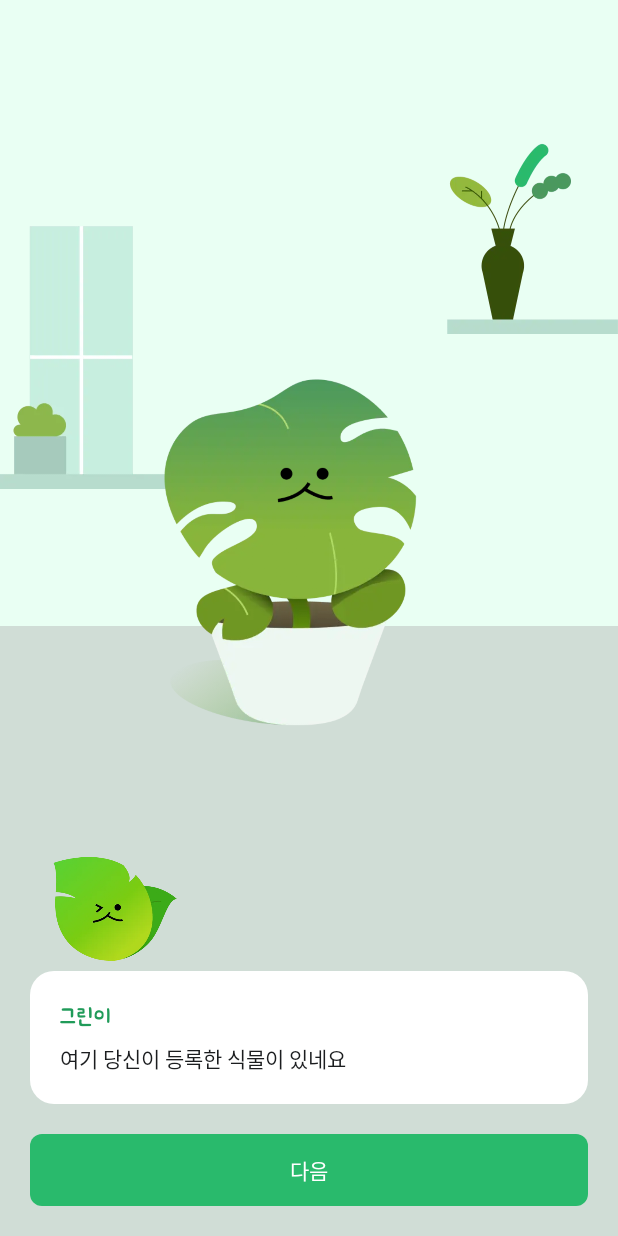
After one commit to Greener-GreenRoom/GreenRoom-Android, an Android app: the TutorialFragment screen opened through its navigation route, on a phone screen of 412 x 824 dp. The commit adds this screen. Run offline under Robolectric (Android 15) with nearby library versions, the phone set to English and light mode, and no system bars; our stand-ins replace data binding.

Commit message:
feature: 튜토리얼 View 및 기능 개발
튜토리얼의 view와 사용자 입력에 대한 처리 개발

Todo:
- 이미지 사이즈 및 비율 조절
- 애니메이션 적용

```diff
--- a/data/src/main/java/com/greener/data/interceptor/AuthInterceptor.kt
+++ b/data/src/main/java/com/greener/data/interceptor/AuthInterceptor.kt
@@ -1,5 +1,6 @@
 package com.greener.data.interceptor
 
+import android.util.Log
 import com.greener.data.source.local.AuthDataSource
 import kotlinx.coroutines.flow.firstOrNull
 import kotlinx.coroutines.runBlocking
--- a/presentation/src/main/AndroidManifest.xml
+++ b/presentation/src/main/AndroidManifest.xml
@@ -33,6 +33,10 @@
             android:name=".ui.main.MainActivity"
             android:exported="false">
         </activity>
+        <activity android:name=".ui.tutorial.TutorialActivity"
+            android:exported="false"
+            android:windowSoftInputMode="adjustResize">
+        </activity>
     </application>
 
 </manifest>
--- a/presentation/src/main/java/com/greener/presentation/ui/community/register/CommunityRegisterPlantFragment.kt
+++ b/presentation/src/main/java/com/greener/presentation/ui/community/register/CommunityRegisterPlantFragment.kt
@@ -12,9 +12,11 @@ import com.greener.presentation.R
 import com.greener.presentation.databinding.FragmentCommunityRegisterPlantBinding
 import com.greener.presentation.ui.base.BaseFragment
 import com.greener.presentation.util.ImageModalBottomSheet
+import dagger.hilt.android.AndroidEntryPoint
 import kotlinx.coroutines.launch
 import javax.inject.Inject
 
+@AndroidEntryPoint
 class CommunityRegisterPlantFragment : BaseFragment<FragmentCommunityRegisterPlantBinding>(
     FragmentCommunityRegisterPlantBinding::inflate
 ) {
--- a/presentation/src/main/java/com/greener/presentation/ui/community/register/CommunityRegisterPlantViewModel.kt
+++ b/presentation/src/main/java/com/greener/presentation/ui/community/register/CommunityRegisterPlantViewModel.kt
@@ -11,7 +11,6 @@ import kotlinx.coroutines.flow.StateFlow
 import kotlinx.coroutines.flow.update
 import kotlinx.coroutines.launch
 
-@HiltViewModel
 class CommunityRegisterPlantViewModel : ViewModel() {
 
     private val _plantImage = MutableStateFlow<String?>(BLANK)
--- /dev/null
+++ b/presentation/src/main/java/com/greener/presentation/ui/tutorial/TutorialActivity.kt
@@ -0,0 +1,8 @@
+package com.greener.presentation.ui.tutorial
+
+import com.greener.presentation.databinding.ActivityTutorialBinding
+import com.greener.presentation.ui.base.BaseActivity
+
+class TutorialActivity : BaseActivity<ActivityTutorialBinding>(
+    ActivityTutorialBinding::inflate
+)
--- /dev/null
+++ b/presentation/src/main/java/com/greener/presentation/ui/tutorial/TutorialStartFragment.kt
@@ -0,0 +1,49 @@
+package com.greener.presentation.ui.tutorial
+
+import android.content.Intent
+import android.graphics.Paint
+import android.os.Bundle
+import android.view.View
+import androidx.navigation.fragment.findNavController
+import com.greener.presentation.R
+import com.greener.presentation.databinding.FragmentTutorialStartBinding
+import com.greener.presentation.ui.base.BaseFragment
+import com.greener.presentation.ui.main.MainActivity
+import com.greener.presentation.ui.mypage.main.LogoutDialog
+
+class TutorialStartFragment : BaseFragment<FragmentTutorialStartBinding>(
+    FragmentTutorialStartBinding::inflate
+) {
+
+    override fun onViewCreated(view: View, savedInstanceState: Bundle?) {
+        super.onViewCreated(view, savedInstanceState)
+        binding.tvTutorialStartSkip.paintFlags = Paint.UNDERLINE_TEXT_FLAG
+    }
+
+    override fun initListener() {
+        binding.btnTutorialStart.setOnClickListener {
+            findNavController().navigate(R.id.action_tutorialStartFragment_to_tutorialFragment)
+        }
+        binding.tvTutorialStartSkip.setOnClickListener {
+            showSkipDialog()
+        }
+    }
+
+    private fun showSkipDialog() {
+        val dialog = SkipDialog(requireActivity())
+
+        dialog.setItemClickListener(object : SkipDialog.ClickListener {
+            override fun onClick() {
+                moveToMainActivity()
+            }
+        })
+        dialog.show()
+    }
+
+    private fun moveToMainActivity() {
+        val intent = Intent(requireActivity(), MainActivity::class.java)
+        startActivity(intent)
+        activity?.finish()
+    }
+
+}
--- /dev/null
+++ b/presentation/src/main/java/com/greener/presentation/ui/tutorial/TutorialViewModel.kt
@@ -0,0 +1,16 @@
+package com.greener.presentation.ui.tutorial
+
+import androidx.lifecycle.ViewModel
+import kotlinx.coroutines.flow.MutableStateFlow
+import kotlinx.coroutines.flow.StateFlow
+import kotlinx.coroutines.flow.update
+
+class TutorialViewModel : ViewModel() {
+
+    private val _step = MutableStateFlow(1)
+    val step: StateFlow<Int> get() = _step
+
+    fun nextStep() {
+        _step.value++
+    }
+}
--- /dev/null
+++ b/presentation/src/main/res/layout/activity_tutorial.xml
@@ -0,0 +1,19 @@
+<?xml version="1.0" encoding="utf-8"?>
+<layout xmlns:android="http://schemas.android.com/apk/res/android"
+    xmlns:app="http://schemas.android.com/apk/res-auto"
+    xmlns:tools="http://schemas.android.com/tools">
+
+    <androidx.constraintlayout.widget.ConstraintLayout
+        android:layout_width="match_parent"
+        android:layout_height="match_parent">
+
+        <androidx.fragment.app.FragmentContainerView
+            android:id="@+id/fragment_container_view_tutorial"
+            android:name="androidx.navigation.fragment.NavHostFragment"
+            android:layout_width="match_parent"
+            android:layout_height="match_parent"
+            app:defaultNavHost="true"
+            app:navGraph="@navigation/tutorial_graph" />
+
+    </androidx.constraintlayout.widget.ConstraintLayout>
+</layout>
--- /dev/null
+++ b/presentation/src/main/res/layout/fragment_tutorial.xml
@@ -0,0 +1,198 @@
+<?xml version="1.0" encoding="utf-8"?>
+<layout xmlns:android="http://schemas.android.com/apk/res/android"
+    xmlns:app="http://schemas.android.com/apk/res-auto"
+    xmlns:tools="http://schemas.android.com/tools"
+    xmlns:bind="http://schemas.android.com/apk/res-auto">
+    <data>
+        <variable
+            name="actionTodo"
+            type="com.greener.domain.model.ActionTodo" />
+    </data>
+
+    <androidx.constraintlayout.widget.ConstraintLayout
+        android:layout_width="match_parent"
+        android:layout_height="match_parent">
+
+        <View
+            android:id="@+id/view_tutorial_top_area"
+            android:layout_width="match_parent"
+            android:layout_height="0dp"
+            android:background="@color/sample_wall"
+            android:padding="0dp"
+            app:layout_constraintBottom_toTopOf="@id/view_tutorial_bottom_area"
+            app:layout_constraintEnd_toEndOf="parent"
+            app:layout_constraintHorizontal_bias="0.0"
+            app:layout_constraintStart_toStartOf="parent"
+            app:layout_constraintTop_toTopOf="parent" />
+
+        <View
+            android:id="@+id/view_tutorial_bottom_area"
+            android:layout_width="0dp"
+            android:layout_height="0dp"
+            android:background="@color/empty_floor"
+            app:layout_constraintBottom_toBottomOf="parent"
+            app:layout_constraintEnd_toEndOf="parent"
+            app:layout_constraintHeight_percent="@dimen/green_room_bottom_area_height_percent"
+            app:layout_constraintHorizontal_bias="0.0"
+            app:layout_constraintStart_toStartOf="parent" />
+
+        <ImageView
+            android:id="@+id/iv_tutorial_window"
+            android:layout_width="116dp"
+            android:layout_height="177dp"
+            android:src="@drawable/asset_window_fleshy_plant_pot"
+            app:layout_constraintBottom_toBottomOf="@+id/view_tutorial_top_area"
+            app:layout_constraintStart_toStartOf="parent"
+            app:layout_constraintTop_toTopOf="@id/view_tutorial_top_area"
+            app:layout_constraintVertical_bias="@dimen/green_room_window_vertical_bias" />
+
+        <ImageView
+            android:id="@+id/iv_tutorial_shelf"
+            android:layout_width="139dp"
+            android:layout_height="151dp"
+            android:src="@drawable/asset_shelf_flowering_plant_vase"
+            app:layout_constraintBottom_toBottomOf="@id/view_tutorial_top_area"
+            app:layout_constraintEnd_toEndOf="parent"
+            app:layout_constraintTop_toTopOf="@id/view_tutorial_top_area"
+            app:layout_constraintVertical_bias="@dimen/green_room_shelf_vertical_bias" />
+
+        <ImageView
+            android:id="@+id/iv_tutorial_plant_type"
+            android:layout_width="0dp"
+            android:layout_height="0dp"
+            android:src="@drawable/asset_plant_monstera_deliciosa"
+            app:layout_constraintBottom_toBottomOf="@id/gl_tutorial_empty_start"
+            app:layout_constraintEnd_toEndOf="parent"
+            app:layout_constraintHeight_percent="@dimen/green_room_plant_height_percent"
+            app:layout_constraintHorizontal_bias="@dimen/green_room_plant_horizontal_bias"
+            app:layout_constraintStart_toStartOf="parent"
+            app:layout_constraintWidth_percent="@dimen/green_room_plant_width_percent" />
+
+        <include
+            android:id="@+id/include_tutorial_toast"
+            android:layout_width="wrap_content"
+            android:layout_height="wrap_content"
+            layout="@layout/snackbar_complete_todo"
+            bind:seedPoint="@{3}"
+            app:layout_constraintBottom_toBottomOf="@+id/iv_tutorial_plant_type"
+            app:layout_constraintStart_toStartOf="parent"
+            app:layout_constraintEnd_toEndOf="parent"
+            app:layout_constraintTop_toBottomOf="@+id/iv_tutorial_plant_type"
+            android:visibility="invisible"/>
+
+
+        <ImageView
+            android:id="@+id/iv_tutorial_plant_face"
+            android:layout_width="0dp"
+            android:layout_height="0dp"
+            android:src="@drawable/asset_face_default"
+            app:layout_constraintBottom_toBottomOf="@id/iv_tutorial_plant_type"
+            app:layout_constraintEnd_toEndOf="@id/iv_tutorial_plant_type"
+            app:layout_constraintHeight_percent="@dimen/green_room_plant_face_height_percent"
+            app:layout_constraintHorizontal_bias="@dimen/plant_face_horizontal_bias"
+            app:layout_constraintStart_toStartOf="@id/iv_tutorial_plant_type"
+            app:layout_constraintTop_toTopOf="@id/iv_tutorial_plant_type"
+            app:layout_constraintVertical_bias="@dimen/plant_face_vertical_bias"
+            app:layout_constraintWidth_percent="@dimen/green_room_plant_face_width_percent" />
+
+        <com.google.android.material.button.MaterialButton
+            android:id="@+id/btn_tutorial"
+            android:layout_width="0dp"
+            android:layout_height="wrap_content"
+            android:layout_marginBottom="20dp"
+            android:background="@drawable/round_all_8_no_stroke"
+            android:text="@string/util_next"
+            app:layout_constraintBottom_toBottomOf="parent"
+            app:layout_constraintEnd_toEndOf="@id/gl_tutorial_end"
+            app:layout_constraintStart_toStartOf="@id/gl_tutorial_begin" />
+        <View
+            android:layout_width="match_parent"
+            android:layout_height="match_parent"
+            android:id="@+id/view_tutorial_wallpaper"
+            android:background="#66000000"
+            android:visibility="gone"/>
+
+
+        <include
+            android:id="@+id/include_tutorial_balloon"
+            layout="@layout/view_text_balloon"
+            bind:actionTodo="@{actionTodo}"
+            android:layout_width="wrap_content"
+            android:layout_height="wrap_content"
+            android:visibility="invisible"
+            app:layout_constraintBottom_toTopOf="@+id/iv_tutorial_plant_type"
+            app:layout_constraintEnd_toEndOf="@+id/gl_tutorial_center"
+            app:layout_constraintStart_toStartOf="@+id/gl_tutorial_center" />
+
+
+
+        <LinearLayout
+            android:id="@+id/ly_tutorial_text_box"
+            android:layout_width="0dp"
+            android:layout_height="wrap_content"
+            android:layout_marginBottom="20dp"
+            android:background="@drawable/shape_rounded_corner_white_16"
+            android:orientation="vertical"
+            android:padding="20dp"
+            app:layout_constraintBottom_toTopOf="@id/btn_tutorial"
+            app:layout_constraintEnd_toEndOf="@id/gl_tutorial_end"
+            app:layout_constraintStart_toStartOf="@id/gl_tutorial_begin">
+
+            <com.google.android.material.textview.MaterialTextView
+                android:layout_width="wrap_content"
+                android:layout_height="wrap_content"
+                android:text="@string/tutorial_character_name"
+                android:textAppearance="@style/body5"
+                android:textColor="@color/green300" />
+
+            <com.google.android.material.textview.MaterialTextView
+                android:id="@+id/tv_tutorial_script"
+                android:layout_width="wrap_content"
+                android:layout_height="wrap_content"
+                android:layout_marginTop="7dp"
+                android:text="@string/tutorial_script1"
+                android:textAppearance="@style/body4"
+                android:textColor="@color/gray700" />
+        </LinearLayout>
+
+        <ImageView
+            android:id="@+id/iv_tutorial_greeny"
+            android:layout_width="82.73dp"
+            android:layout_height="69.56dp"
+            android:layout_marginStart="15dp"
+            android:layout_marginTop="45dp"
+            android:src="@drawable/img_greeny_wink"
+            app:layout_constraintBottom_toTopOf="@+id/ly_tutorial_text_box"
+            app:layout_constraintStart_toStartOf="@id/gl_tutorial_begin"
+            app:layout_constraintTop_toTopOf="@+id/gl_tutorial_empty_start" />
+
+        <androidx.constraintlayout.widget.Guideline
+            android:id="@+id/gl_tutorial_empty_start"
+            android:layout_width="wrap_content"
+            android:layout_height="wrap_content"
+            android:layout_marginTop="40dp"
+            android:orientation="horizontal"
+            app:layout_constraintGuide_percent="@dimen/green_room_guide_percent_for_plant_bottom" />
+
+        <androidx.constraintlayout.widget.Guideline
+            android:id="@+id/gl_tutorial_begin"
+            android:layout_width="wrap_content"
+            android:layout_height="wrap_content"
+            android:orientation="vertical"
+            app:layout_constraintGuide_begin="@dimen/grid_system_start" />
+
+        <androidx.constraintlayout.widget.Guideline
+            android:id="@+id/gl_tutorial_end"
+            android:layout_width="wrap_content"
+            android:layout_height="wrap_content"
+            android:orientation="vertical"
+            app:layout_constraintGuide_end="@dimen/grid_system_end" />
+
+        <androidx.constraintlayout.widget.Guideline
+            android:id="@+id/gl_tutorial_center"
+            android:layout_width="wrap_content"
+            android:layout_height="wrap_content"
+            android:orientation="vertical"
+            app:layout_constraintGuide_percent="0.5" />
+    </androidx.constraintlayout.widget.ConstraintLayout>
+</layout>
--- /dev/null
+++ b/presentation/src/main/res/navigation/tutorial_graph.xml
@@ -0,0 +1,19 @@
+<?xml version="1.0" encoding="utf-8"?>
+<navigation xmlns:android="http://schemas.android.com/apk/res/android"
+    xmlns:app="http://schemas.android.com/apk/res-auto"
+    android:id="@+id/tutorial_graph"
+    app:startDestination="@id/tutorialStartFragment">
+
+    <fragment
+        android:id="@+id/tutorialStartFragment"
+        android:name="com.greener.presentation.ui.tutorial.TutorialStartFragment"
+        android:label="TutorialStartFragment" >
+        <action
+            android:id="@+id/action_tutorialStartFragment_to_tutorialFragment"
+            app:destination="@id/tutorialFragment" />
+    </fragment>
+    <fragment
+        android:id="@+id/tutorialFragment"
+        android:name="com.greener.presentation.ui.tutorial.TutorialFragment"
+        android:label="TutorialFragment" />
+</navigation>
--- a/presentation/src/main/res/values/strings.xml
+++ b/presentation/src/main/res/values/strings.xml
@@ -77,7 +77,18 @@
     <string name="login_onboarding4_title">식물 집사 생활을 한 눈에 살펴요\n할 일을 모아보고, 상태를 기록해요</string>
     <string name="login_onboarding4_subtitle">다이어리에서 식물을 관리하고 일기를 써보세요.</string>
 
-
+<!-- Tutorial -->
+    <string name="tutorial_start">튜토리얼 시작</string>
+    <string name="tutorial_start_guide">약 20초 소요</string>
+    <string name="tutorial_start_dialog_skip">튜토리얼을 건너뛸까요?</string>
+    <string name="tutorial_start_script">환영해요! 저는 그린이에요\n그린룸이 처음인 당신을 도와드릴게요</string>
+    <string name="tutorial_character_name">그린이</string>
+    <string name="tutorial_script1">여기 당신이 등록한 식물이 있네요</string>
+    <string name="tutorial_script2">앗, 지금 식물이 물이 필요한가봐요! </string>
+    <string name="tutorial_script3">말풍선을 터치해 식물에게 물을 주세요.</string>
+    <string name="tutorial_script4">와~ 물주기를 완료해서 씨앗 3개를 얻었어요!</string>
+    <string name="tutorial_script5">이제부터 나만의 식물을 등록하고 키워보세요.\n씨앗을 많이 얻으면 좋은 일이 일어날지도..?</string>
+    <string name="tutorial_go_start">시작하기</string>
 <!--  home  -->
     <string name="home">홈</string>
     <string name="green_room_empty_no_plant_msg">키우는 식물이 없어요.\n나의 식물을 등록할까요?</string>
```
Also changed, not shown: presentation/src/main/java/com/greener/presentation/ui/login/login/LoginRegisterNicknameFragment.kt (+4 -3 lines), presentation/src/main/java/com/greener/presentation/ui/tutorial/SkipDialog.kt (added, +79 -0 lines), presentation/src/main/java/com/greener/presentation/ui/tutorial/TutorialFragment.kt (added, +110 -0 lines), presentation/src/main/res/drawable/ic_baseline_access_time.xml (added, +13 -0 lines), presentation/src/main/res/layout/dialog_skip.xml (added, +88 -0 lines), presentation/src/main/res/layout/fragment_tutorial_start.xml (added, +110 -0 lines), presentation/src/main/res/drawable/img_greeny_happy.webp (added), presentation/src/main/res/drawable/img_greeny_sad.webp (added), presentation/src/main/res/drawable/img_greeny_wink.webp (added).
